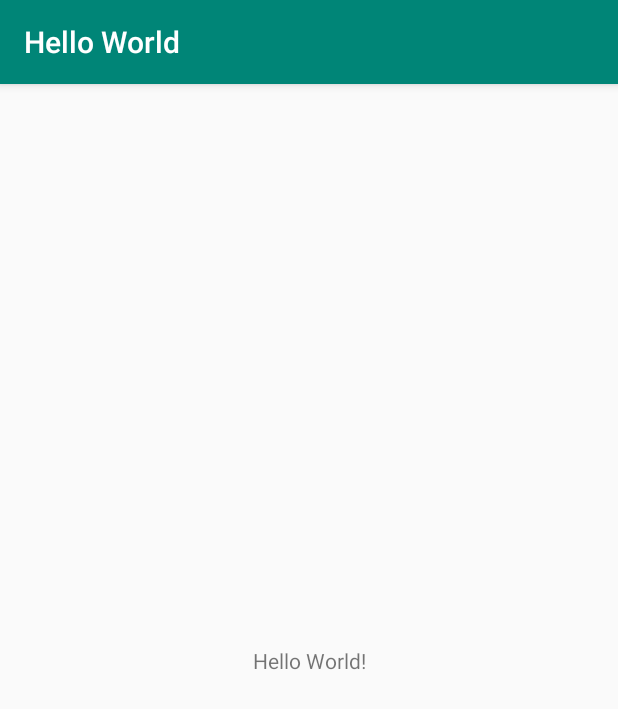
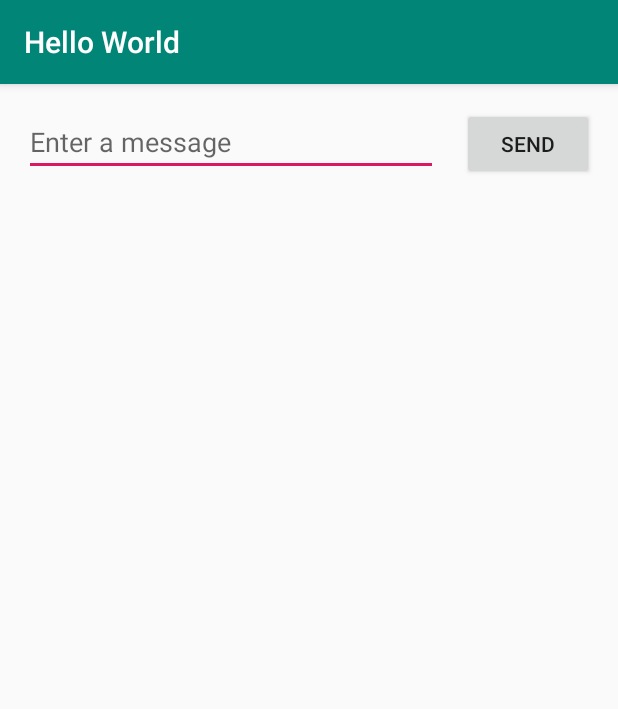
Before and after one commit to ciceroguilherme/Dispositivos-Moveis, an Android app: the screen it shows after launch (MainActivity), on a phone screen of 412 x 824 dp. Shown: the top 709 px of the screen. Run offline under Robolectric (Android 15) with nearby library versions, the phone set to English and light mode, and no system bars.

Commit message:
Construcao do layout

```diff
--- a/app/src/main/res/layout/activity_main.xml
+++ b/app/src/main/res/layout/activity_main.xml
@@ -6,13 +6,31 @@
     android:layout_height="match_parent"
     tools:context=".MainActivity">
 
-    <TextView
+    <EditText
+        android:id="@+id/editText3"
+        android:layout_width="0dp"
+        android:layout_height="wrap_content"
+        android:layout_marginStart="16dp"
+        android:layout_marginTop="16dp"
+        android:ems="10"
+        android:hint="@string/edit_message"
+        android:inputType="textPersonName"
+        app:layout_constraintEnd_toEndOf="parent"
+        app:layout_constraintEnd_toStartOf="@+id/button4"
+        app:layout_constraintHorizontal_bias="0.5"
+        app:layout_constraintStart_toStartOf="parent"
+        app:layout_constraintTop_toTopOf="parent" />
+
+    <Button
+        android:id="@+id/button4"
         android:layout_width="wrap_content"
         android:layout_height="wrap_content"
-        android:text="Hello World!"
-        app:layout_constraintBottom_toBottomOf="parent"
-        app:layout_constraintLeft_toLeftOf="parent"
-        app:layout_constraintRight_toRightOf="parent"
+        android:layout_marginStart="16dp"
+        android:layout_marginTop="16dp"
+        android:layout_marginEnd="16dp"
+        android:text="@string/button_send"
+        app:layout_constraintEnd_toEndOf="parent"
+        app:layout_constraintStart_toEndOf="@+id/editText3"
         app:layout_constraintTop_toTopOf="parent" />
 
 </android.support.constraint.ConstraintLayout>
--- a/app/src/main/res/values/strings.xml
+++ b/app/src/main/res/values/strings.xml
@@ -1,3 +1,5 @@
 <resources>
     <string name="app_name">Hello World</string>
+    <string name="edit_message">Enter a message</string>
+    <string name="button_send">send</string>
 </resources>
```
